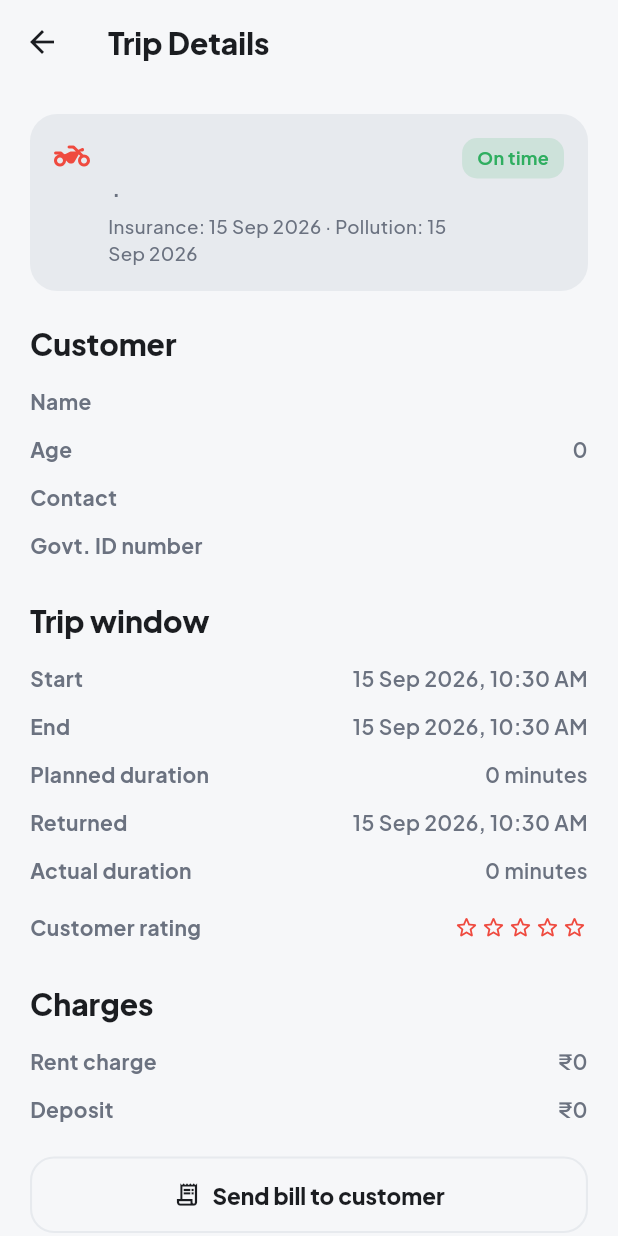
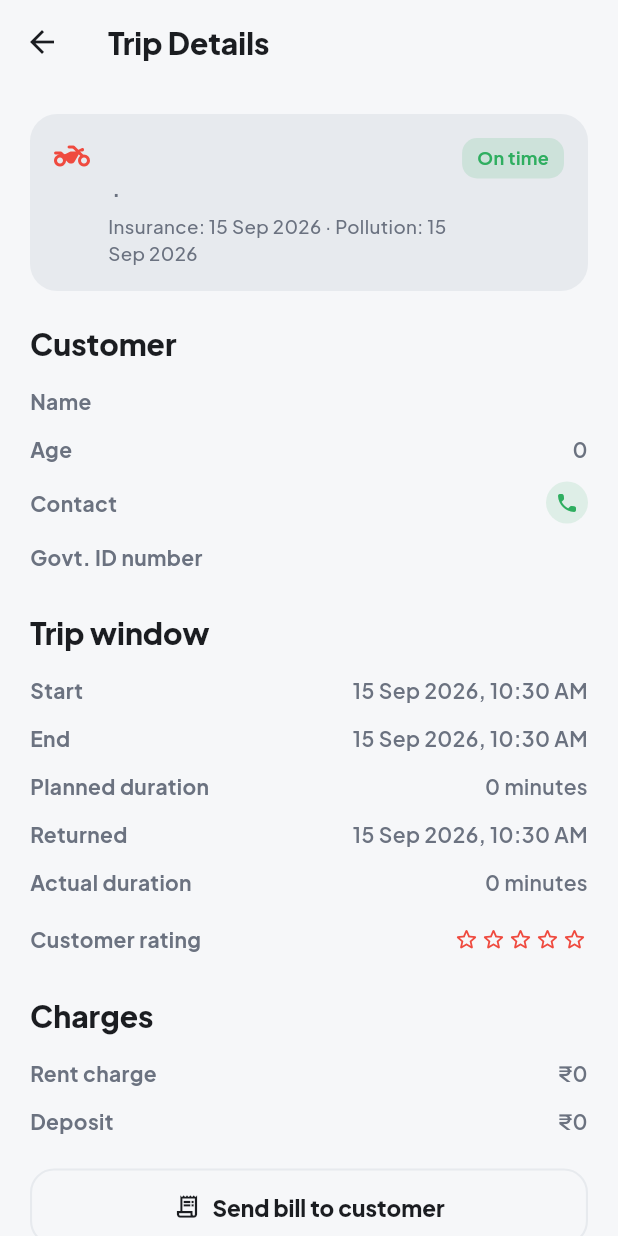
Before and after one commit to vaibhavvkumarr/ridrepo, a Flutter app: the RentalDetailScreen screen opened directly with empty values, on a phone screen of 412 x 824 dp. Run offline on Flutter 3.47's test engine with Material 3 defaults, Android fonts, the phone set to English and light mode, and no system bars; our stand-ins replace flutter_local_notifications, google_fonts, image_picker, share_plus, shared_preferences, sqflite and 1 more; accounts and stored records are empty.

Commit message:
33th commit

```diff
--- a/lib/screens/rental_detail_screen.dart
+++ b/lib/screens/rental_detail_screen.dart
@@ -2,6 +2,7 @@ import 'dart:io';
 
 import 'package:flutter/material.dart';
 import 'package:intl/intl.dart';
+import 'package:url_launcher/url_launcher.dart';
 
 import '../db/database_helper.dart';
 import '../models/app_currency.dart';
@@ -26,6 +27,16 @@ class RentalDetailScreen extends StatefulWidget {
 
 class _RentalDetailScreenState extends State<RentalDetailScreen> {
   bool _ending = false;
+
+  Future<void> _callCustomer(String phone) async {
+    final uri = Uri(scheme: 'tel', path: phone);
+    final launched = await launchUrl(uri);
+    if (!launched && mounted) {
+      ScaffoldMessenger.of(context).showSnackBar(
+        SnackBar(content: Text('Could not open the dialer for $phone')),
+      );
+    }
+  }
 
   String _formatDuration(Duration duration) {
     final minutes = duration.inMinutes;
@@ -202,7 +213,11 @@ class _RentalDetailScreenState extends State<RentalDetailScreen> {
               const SizedBox(height: 10),
               _InfoRow(label: 'Name', value: rental.customerName),
               _InfoRow(label: 'Age', value: '${rental.age}'),
-              _InfoRow(label: 'Contact', value: rental.contactNumber),
+              _InfoRow(
+                label: 'Contact',
+                value: rental.contactNumber,
+                onCallTap: () => _callCustomer(rental.contactNumber),
+              ),
               _InfoRow(label: 'Govt. ID number', value: rental.aadharNumber),
               const SizedBox(height: 22),
               Text('Trip window',
@@ -328,7 +343,8 @@ class _RentalDetailScreenState extends State<RentalDetailScreen> {
 class _InfoRow extends StatelessWidget {
   final String label;
   final String value;
-  const _InfoRow({required this.label, required this.value});
+  final VoidCallback? onCallTap;
+  const _InfoRow({required this.label, required this.value, this.onCallTap});
 
   @override
   Widget build(BuildContext context) {
@@ -341,10 +357,33 @@ class _InfoRow extends StatelessWidget {
                 Text(label, style: TextStyle(color: AppColors.textSecondary)),
           ),
           Expanded(
-            child: Text(
-              value,
-              textAlign: TextAlign.right,
-              style: const TextStyle(fontWeight: FontWeight.w600),
+            child: Row(
+              mainAxisAlignment: MainAxisAlignment.end,
+              children: [
+                Flexible(
+                  child: Text(
+                    value,
+                    textAlign: TextAlign.right,
+                    style: const TextStyle(fontWeight: FontWeight.w600),
+                  ),
+                ),
+                if (onCallTap != null) ...[
+                  const SizedBox(width: 8),
+                  InkWell(
+                    borderRadius: BorderRadius.circular(20),
+                    onTap: onCallTap,
+                    child: Container(
+                      padding: const EdgeInsets.all(6),
+                      decoration: BoxDecoration(
+                        color: AppColors.success.withValues(alpha: 0.12),
+                        shape: BoxShape.circle,
+                      ),
+                      child: const Icon(Icons.call_rounded,
+                          color: AppColors.success, size: 16),
+                    ),
+                  ),
+                ],
+              ],
             ),
           ),
         ],
```
Also changed, not shown: lib/screens/customer_detail_screen.dart (+35 -4 lines).
